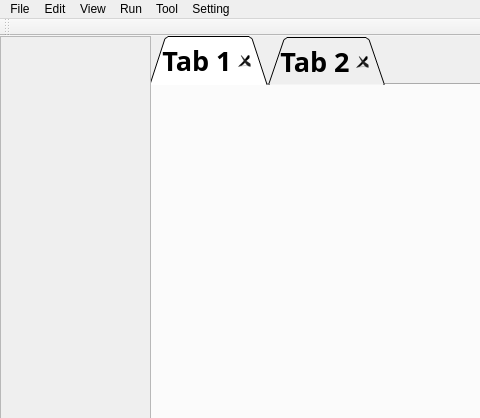
Qt form ui code/p2.ui (BeeYaProject2021/PyQt) before a commit; both pictures show x 0 to 480 and y 0 to 418 of the 960 by 780 pixel window.
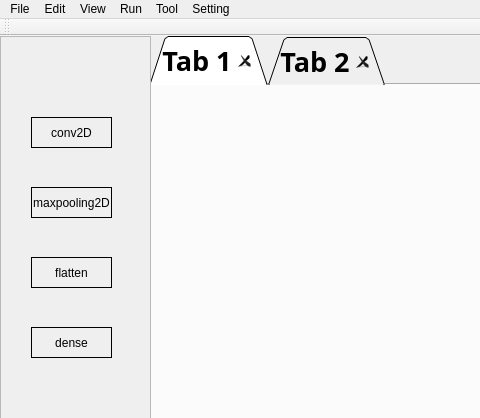
The same form after that commit. Icons and pictures are not drawn.

What changed in the file:
```diff
--- a/ui code/p2.ui
+++ b/ui code/p2.ui
@@ -115,6 +115,115 @@
        <height>749</height>
       </rect>
      </property>
+     <widget class="QLabel" name="conv2D_2">
+      <property name="geometry">
+       <rect>
+        <x>30</x>
+        <y>80</y>
+        <width>81</width>
+        <height>31</height>
+       </rect>
+      </property>
+      <property name="frameShape">
+       <enum>QFrame::Panel</enum>
+      </property>
+      <property name="lineWidth">
+       <number>1</number>
+      </property>
+      <property name="midLineWidth">
+       <number>0</number>
+      </property>
+      <property name="text">
+       <string>conv2D</string>
+      </property>
+      <property name="textFormat">
+       <enum>Qt::AutoText</enum>
+      </property>
+      <property name="scaledContents">
+       <bool>false</bool>
+      </property>
+      <property name="alignment">
+       <set>Qt::AlignCenter</set>
+      </property>
+     </widget>
+     <widget class="QLabel" name="maxpooling2D">
+      <property name="geometry">
+       <rect>
+        <x>30</x>
+        <y>150</y>
+        <width>81</width>
+        <height>31</height>
+       </rect>
+      </property>
+      <property name="frameShape">
+       <enum>QFrame::Panel</enum>
+      </property>
+      <property name="text">
+       <string>maxpooling2D</string>
+      </property>
+      <property name="textFormat">
+       <enum>Qt::AutoText</enum>
+      </property>
+      <property name="scaledContents">
+       <bool>false</bool>
+      </property>
+      <property name="alignment">
+       <set>Qt::AlignCenter</set>
+      </property>
+     </widget>
+     <widget class="QLabel" name="flatten_2">
+      <property name="geometry">
+       <rect>
+        <x>30</x>
+        <y>220</y>
+        <width>81</width>
+        <height>31</height>
+       </rect>
+      </property>
+      <property name="frameShape">
+       <enum>QFrame::Panel</enum>
+      </property>
+      <property name="text">
+       <string>flatten</string>
+      </property>
+      <property name="textFormat">
+       <enum>Qt::AutoText</enum>
+      </property>
+      <property name="scaledContents">
+       <bool>false</bool>
+      </property>
+      <property name="alignment">
+       <set>Qt::AlignCenter</set>
+      </property>
+     </widget>
+     <widget class="QLabel" name="dense_2">
+      <property name="geometry">
+       <rect>
+        <x>30</x>
+        <y>290</y>
+        <width>81</width>
+        <height>31</height>
+       </rect>
+      </property>
+      <property name="frameShape">
+       <enum>QFrame::Panel</enum>
+      </property>
+      <property name="text">
+       <string>dense</string>
+      </property>
+      <property name="textFormat">
+       <enum>Qt::PlainText</enum>
+      </property>
+      <property name="scaledContents">
+       <bool>false</bool>
+      </property>
+      <property name="alignment">
+       <set>Qt::AlignCenter</set>
+      </property>
+      <property name="wordWrap">
+       <bool>false</bool>
+      </property>
+     </widget>
     </widget>
    </widget>
    <widget class="QPushButton" name="previous">
```
Left out of the diff: 24 changed lines with no effect on the pictures.
